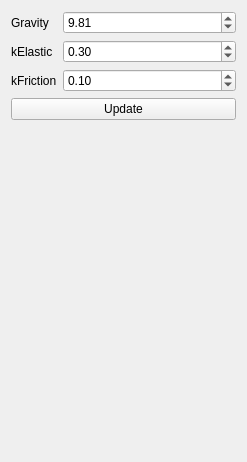
Old version of the form forms/widgetfountain.ui in the repository Midnaaaaaa/physics-simulation.
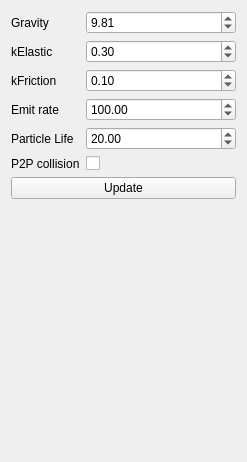
New version of the form.

Commit message: Collisions + parameters in fountain widget

What changed in the file:
```diff
--- a/forms/widgetfountain.ui
+++ b/forms/widgetfountain.ui
@@ -34,7 +34,7 @@
      </property>
     </widget>
    </item>
-   <item row="3" column="0" colspan="2">
+   <item row="6" column="0" colspan="2">
     <widget class="QPushButton" name="btnUpdate">
      <property name="text">
       <string>Update</string>
@@ -81,6 +81,57 @@
      </property>
     </widget>
    </item>
+   <item row="3" column="0">
+    <widget class="QLabel" name="label_4">
+     <property name="text">
+      <string>Emit rate</string>
+     </property>
+    </widget>
+   </item>
+   <item row="4" column="0">
+    <widget class="QLabel" name="label_6">
+     <property name="text">
+      <string>Particle Life</string>
+     </property>
+    </widget>
+   </item>
+   <item row="3" column="1">
+    <widget class="QDoubleSpinBox" name="emitRate">
+     <property name="maximum">
+      <double>1000.000000000000000</double>
+     </property>
+     <property name="value">
+      <double>100.000000000000000</double>
+     </property>
+    </widget>
+   </item>
+   <item row="4" column="1">
+    <widget class="QDoubleSpinBox" name="particleLife">
+     <property name="minimum">
+      <double>1.000000000000000</double>
+     </property>
+     <property name="maximum">
+      <double>1000.000000000000000</double>
+     </property>
+     <property name="value">
+      <double>20.000000000000000</double>
+     </property>
+    </widget>
+   </item>
+   <item row="5" column="1">
+    <widget class="QCheckBox" name="particleCollision">
+     <property name="text">
+      <string/>
+     </property>
+    </widget>
+   </item>
+   <item row="5" column="0">
+    <widget class="QLabel" name="label_5">
+     <property name="text">
+      <string>P2P collision</string>
+     </property>
+    </widget>
+   </item>
   </layout>
  </widget>
  <resources/>
```
The commit also changes 10 other files.
